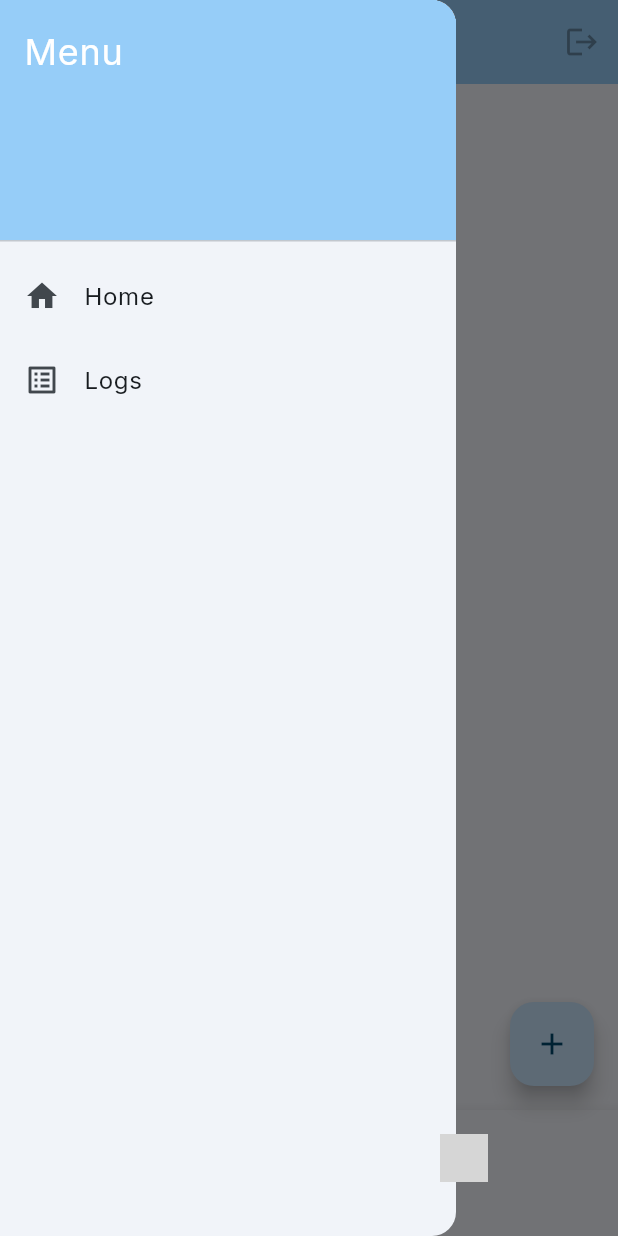
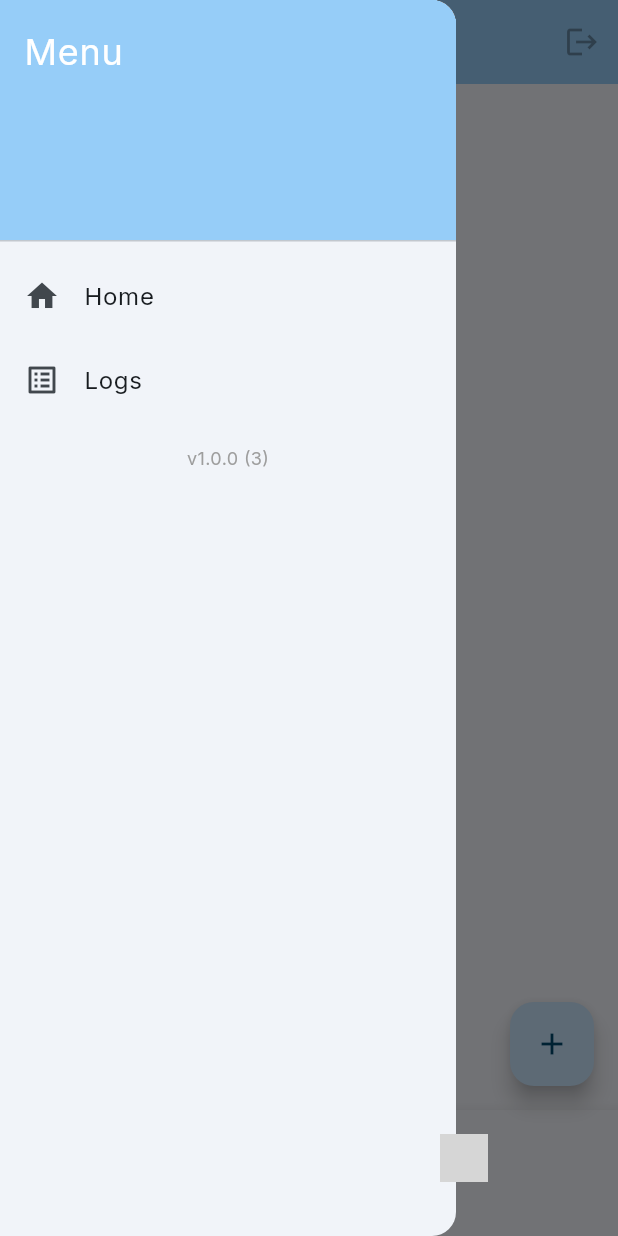
Before and after one commit to grainsocial/native, a Flutter app: the MyHomePage screen opened directly with empty values, with the side drawer open, on a phone screen of 412 x 824 dp. Run offline on Flutter 3.47's test engine with Material 3 defaults, Android fonts, the light colour scheme and no system bars; our stand-ins replace flutter_dotenv, google_fonts, logger, package_info_plus; missing offline and left inert: flutter_web_auth_2; accounts and stored records are empty; network calls fail; grey boxes are pictures that could not be loaded.

Commit message:
add app version to drawer

```diff
--- /dev/null
+++ b/lib/app_version_text.dart
@@ -0,0 +1,21 @@
+import 'package:flutter/material.dart';
+import 'package:package_info_plus/package_info_plus.dart';
+
+class AppVersionText extends StatelessWidget {
+  const AppVersionText({super.key});
+
+  @override
+  Widget build(BuildContext context) {
+    return FutureBuilder(
+      future: PackageInfo.fromPlatform(),
+      builder: (context, snapshot) {
+        if (!snapshot.hasData) return const SizedBox.shrink();
+        final info = snapshot.data!;
+        return Text(
+          'v${info.version} (${info.buildNumber})',
+          style: const TextStyle(fontSize: 12, color: Colors.grey),
+        );
+      },
+    );
+  }
+}
--- a/lib/home_page.dart
+++ b/lib/home_page.dart
@@ -6,6 +6,7 @@ import 'package:grain/comments_page.dart';
 import 'profile_page.dart';
 import 'utils.dart';
 import 'log_page.dart';
+import 'app_version_text.dart';
 
 class TimelineItem {
   final Gallery gallery;
@@ -263,7 +264,13 @@ class _MyHomePageState extends State<MyHomePage> {
                 );
               },
             ),
+
             // Add more menu items here
+            const SizedBox(height: 16),
+            Padding(
+              padding: const EdgeInsets.only(bottom: 16.0),
+              child: Center(child: AppVersionText()),
+            ),
           ],
         ),
       ),
--- a/pubspec.yaml
+++ b/pubspec.yaml
@@ -60,6 +60,7 @@ dependencies:
   flutter_dotenv: ^5.2.1
   google_fonts: ^6.2.1
   logger: ^2.6.0
+  package_info_plus: ^8.3.0
 
 dependency_overrides:
   atproto_oauth:
```
Also changed, not shown: pubspec.lock, 2 other files.
